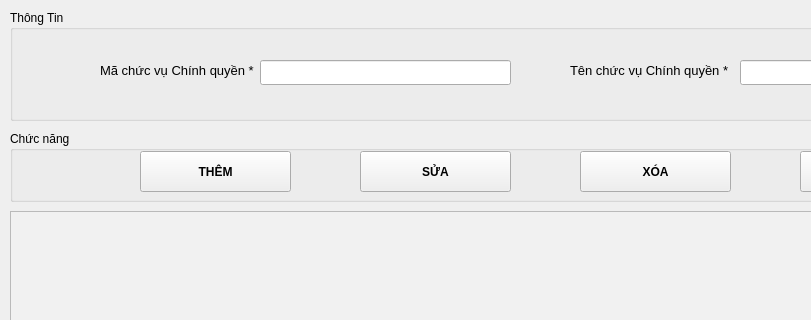
Above: ui/FormChucVuChinhQuyen.ui from namchuminh/PyQT5_QLDangVien before the change; both pictures show x 0 to 811 and y 0 to 320 of the 1101 by 681 pixel window. Below: the same form after it.
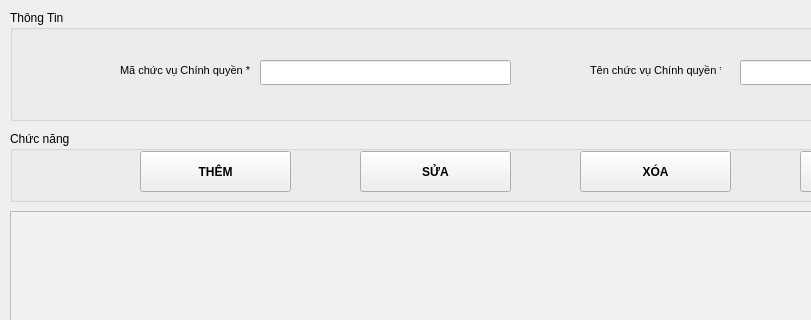
That is the form after the change.

The edit to the form file:
```diff
--- a/ui/FormChucVuChinhQuyen.ui
+++ b/ui/FormChucVuChinhQuyen.ui
@@ -161,15 +161,15 @@
    <widget class="QLabel" name="label">
     <property name="geometry">
      <rect>
-      <x>90</x>
+      <x>110</x>
       <y>50</y>
-      <width>161</width>
+      <width>131</width>
       <height>21</height>
      </rect>
     </property>
     <property name="font">
      <font>
-      <pointsize>10</pointsize>
+      <pointsize>8</pointsize>
      </font>
     </property>
     <property name="text">
@@ -179,15 +179,15 @@
    <widget class="QLabel" name="label_2">
     <property name="geometry">
      <rect>
-      <x>560</x>
+      <x>580</x>
       <y>50</y>
-      <width>161</width>
+      <width>131</width>
       <height>21</height>
      </rect>
     </property>
     <property name="font">
      <font>
-      <pointsize>10</pointsize>
+      <pointsize>8</pointsize>
      </font>
     </property>
     <property name="text">
```
